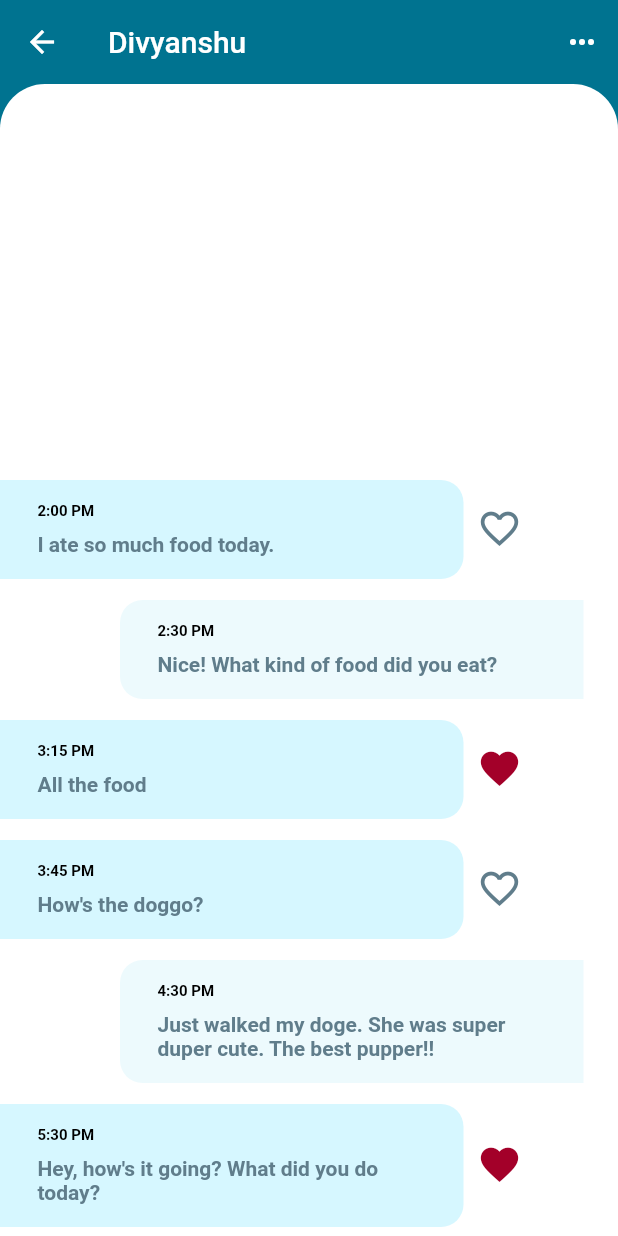
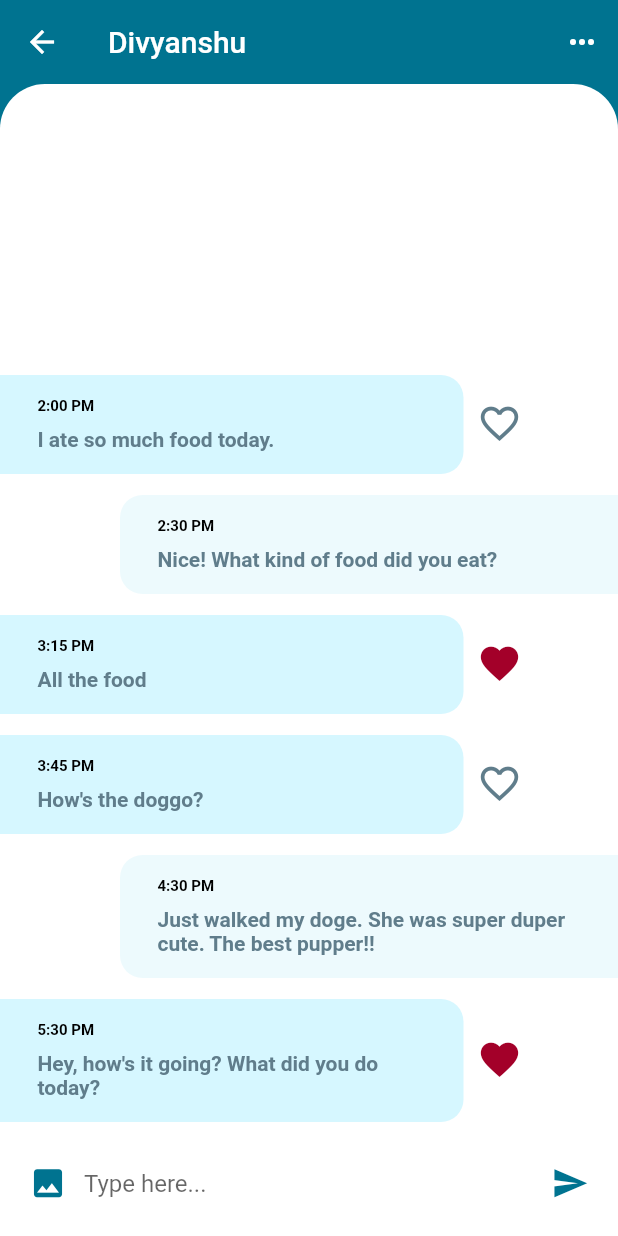
Before and after one commit to skpraharaj/revolution, a Flutter app: the screen it shows after launch, after a tap on "Divyanshu", on a phone screen of 412 x 824 dp. Run offline on Flutter 3.47's test engine with Material 2 defaults, Android fonts, the phone set to English and light mode, and no system bars.

Commit message:
TextField added"

```diff
--- a/lib/screens/chat_screen.dart
+++ b/lib/screens/chat_screen.dart
@@ -11,9 +11,7 @@ class ChatScreen extends StatefulWidget {
 
 class _ChatScreenState extends State<ChatScreen> {
   _buildMessage(Message message, bool isMe) {
-    return Row(
-      children: [
-        Container(
+    final Container mssg = Container(
       margin: isMe
           ? EdgeInsets.only(
               top: 8.0,
@@ -62,24 +60,54 @@ class _ChatScreenState extends State<ChatScreen> {
               )),
         ],
       ),
-        ),
-        Row(
-          mainAxisAlignment: MainAxisAlignment.end,
+    );
+    if (isMe) {
+      return mssg;
+    }
+    return Row(
       children: [
-            !isMe
-                ? IconButton(
+        mssg,
+        IconButton(
           icon: message.isLiked
               ? Icon(Icons.favorite)
               : Icon(Icons.favorite_border),
           iconSize: 30.0,
-                    color:
-                        message.isLiked ? Color(0xFFA30029) : Colors.blueGrey,
+          color: message.isLiked ? Color(0xFFA30029) : Colors.blueGrey,
           onPressed: () {},
         )
-                : Container(),
+      ],
+    );
+  }
+
+  _buildMessageComposer() {
+    return Container(
+      padding: EdgeInsets.symmetric(horizontal: 8.0),
+      height: 70.0,
+      color: Colors.white,
+      child: Row(
+        children: [
+          IconButton(
+            icon: Icon(Icons.photo),
+            iconSize: 25.0,
+            color: Theme.of(context).primaryColor,
+            onPressed: () {},
+          ),
+          Expanded(
+            child: TextField(
+              textCapitalization: TextCapitalization.sentences,
+              decoration: InputDecoration.collapsed(
+                hintText: 'Type here...',
+              ),
+            ),
+          ),
+          IconButton(
+            icon: Icon(Icons.send),
+            iconSize: 25.0,
+            color: Theme.of(context).primaryColor,
+            onPressed: () {},
+          )
         ],
       ),
-      ],
     );
   }
 
@@ -97,7 +125,11 @@ class _ChatScreenState extends State<ChatScreen> {
         ],
         elevation: 0.0,
       ),
-      body: Column(
+      body: GestureDetector(
+        onTap: () {
+          FocusScope.of(context).unfocus();
+        },
+        child: Column(
           children: [
             Expanded(
               child: Container(
@@ -125,7 +157,9 @@ class _ChatScreenState extends State<ChatScreen> {
                 ),
               ),
             ),
+            _buildMessageComposer(),
           ],
+        ),
       ),
     );
   }
```
Lines whose indentation alone changed are shown as unchanged.
